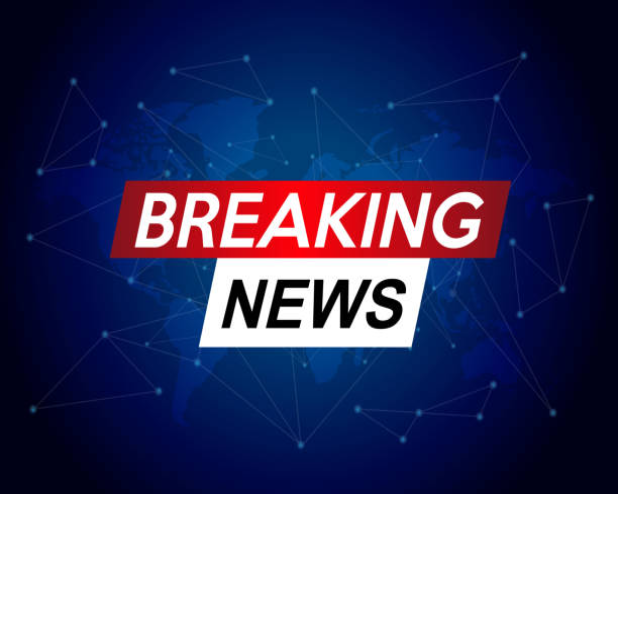
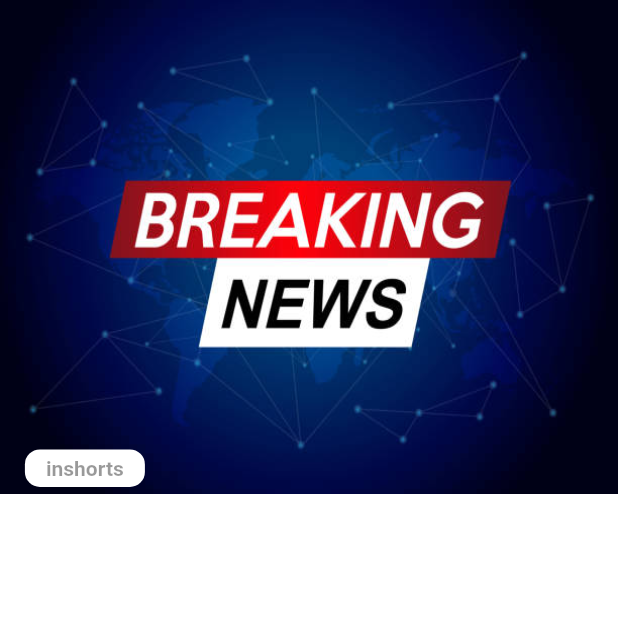
Before and after one commit to Saikumar-bs/inshorts_app_clone, a Flutter app: the screen it shows after launch, on a phone screen of 412 x 824 dp, the top half of it. Run offline on Flutter 3.47's test engine with Material 2 defaults, Android fonts, the light colour scheme and no system bars.

Commit message:
added inshorts container

```diff
--- a/lib/news_screen.dart
+++ b/lib/news_screen.dart
@@ -23,6 +23,30 @@ class NewsScreen extends StatelessWidget {
               ),
             ),
           ),
+          SafeArea(
+            child: Align(
+              alignment: Alignment(-0.90, -0.25),
+              child: Container(
+                height: 25.0,
+                width: 80.0,
+                decoration: BoxDecoration(
+                    color: kBackgroundColor,
+                    borderRadius: BorderRadius.circular(10)),
+                child: Align(
+                  alignment: Alignment.center,
+                  child: Text(
+                    'inshorts',
+                    textAlign: TextAlign.center,
+                    style: TextStyle(
+                      color: kTextColor.withOpacity(0.4),
+                      fontSize: 14.0,
+                      fontWeight: FontWeight.bold,
+                    ),
+                  ),
+                ),
+              ),
+            ),
+          )
         ],
       ),
     );
```
